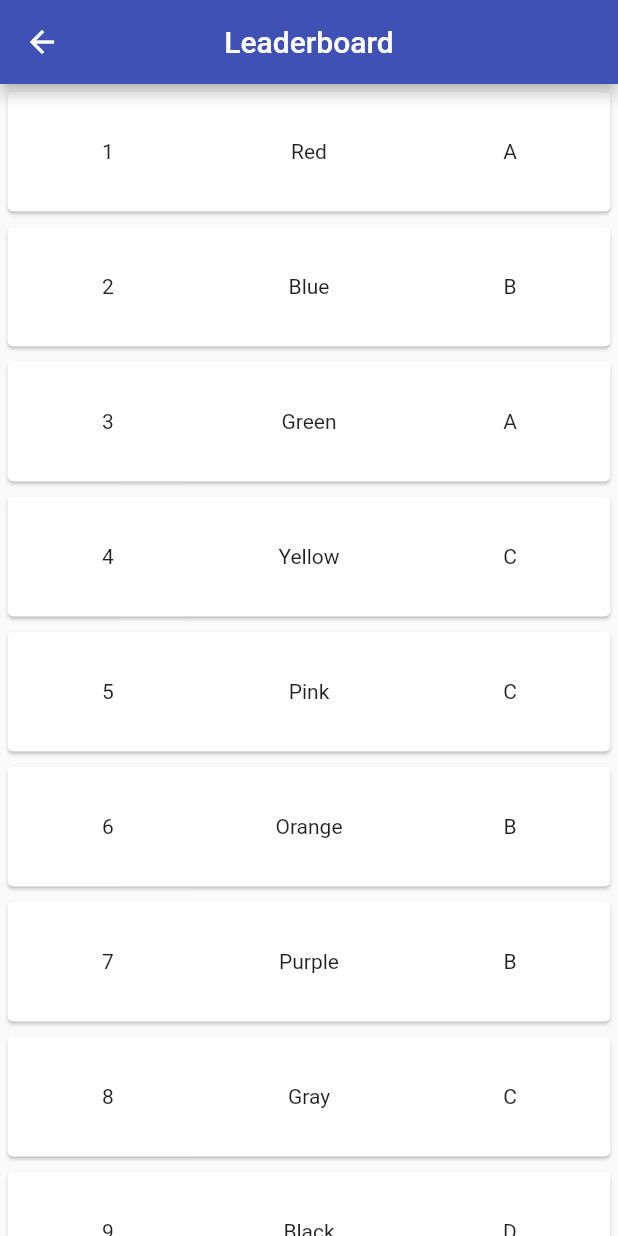
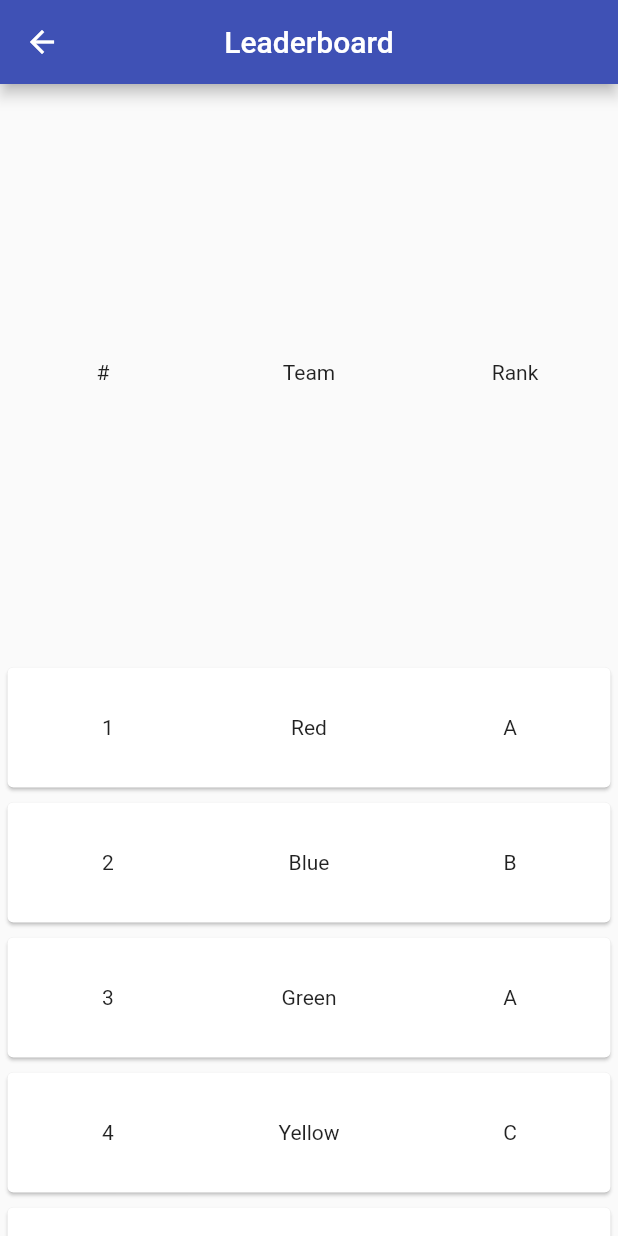
Before and after one commit to jonathandieu/hbchess-mobile, a Flutter app: the Leaderboard screen opened by its route, on a phone screen of 412 x 824 dp. Run offline on Flutter 3.47's test engine with Material 2 defaults, Android fonts, the phone set to English and light mode, and no system bars; our stand-ins replace flutter_secure_storage, jwt_decoder; accounts and stored records are empty.

Commit message:
Added leaderboard header

```diff
--- a/lib/screens/leaderboard.dart
+++ b/lib/screens/leaderboard.dart
@@ -31,7 +31,27 @@ class _LeaderboardState extends State<Leaderboard> {
         centerTitle: true,
         title: const Text("Leaderboard"),
       ),
-      body: CustomScrollView(
+      body: Column(
+        children: [
+          // Leaderboard header
+          Expanded(
+            child: Row(
+              children: const <Widget>[
+                Expanded(
+                  child: Text('#', textAlign: TextAlign.center),
+                ),
+                Expanded(
+                  child: Text('Team', textAlign: TextAlign.center),
+                ),
+                Expanded(
+                  child: Text('Rank', textAlign: TextAlign.center),
+                ),
+              ],
+            ),
+          ),
+          // Scrollable list
+          Expanded(
+            child: CustomScrollView(
               slivers: <Widget>[
                 SliverList(
                   delegate: SliverChildBuilderDelegate(
@@ -45,8 +65,8 @@ class _LeaderboardState extends State<Leaderboard> {
                             children: <Widget>[
                               // #
                               Expanded(
-                          child:
-                              Text('${index + 1}', textAlign: TextAlign.center),
+                                child: Text('${index + 1}',
+                                    textAlign: TextAlign.center),
                               ),
                               // Team
                               Expanded(
@@ -66,6 +86,9 @@ class _LeaderboardState extends State<Leaderboard> {
                       );
                     },
                     childCount: teams.length,
+                  ),
+                ),
+              ],
             ),
           ),
         ],
```
Lines whose indentation alone changed are shown as unchanged.
